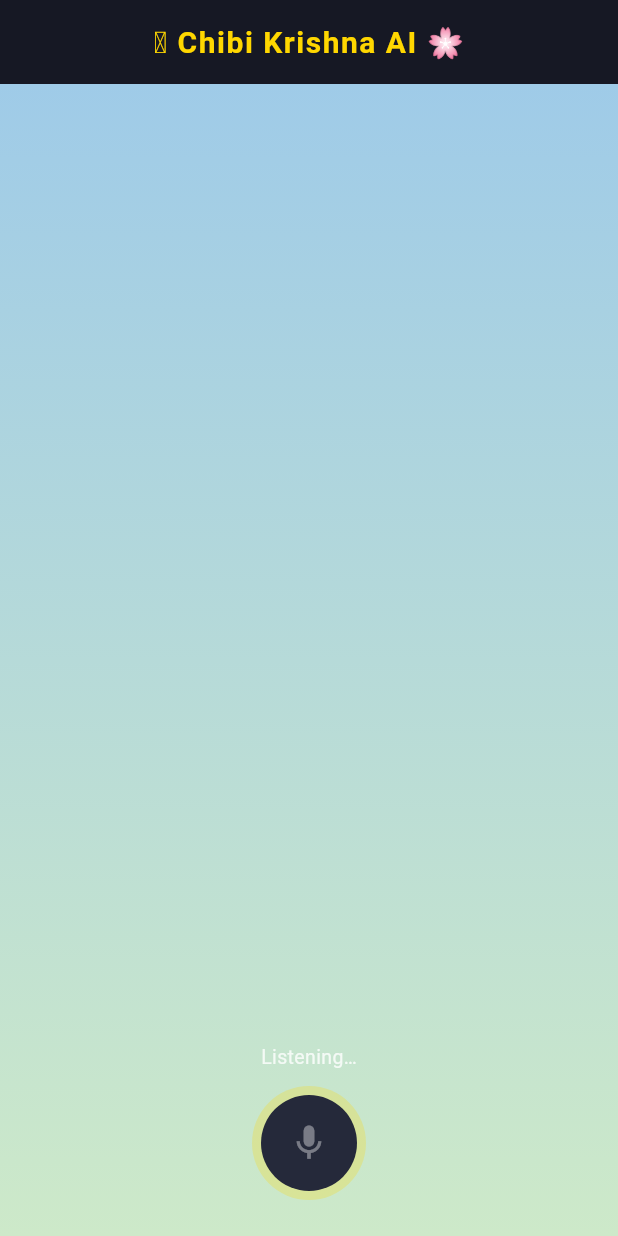
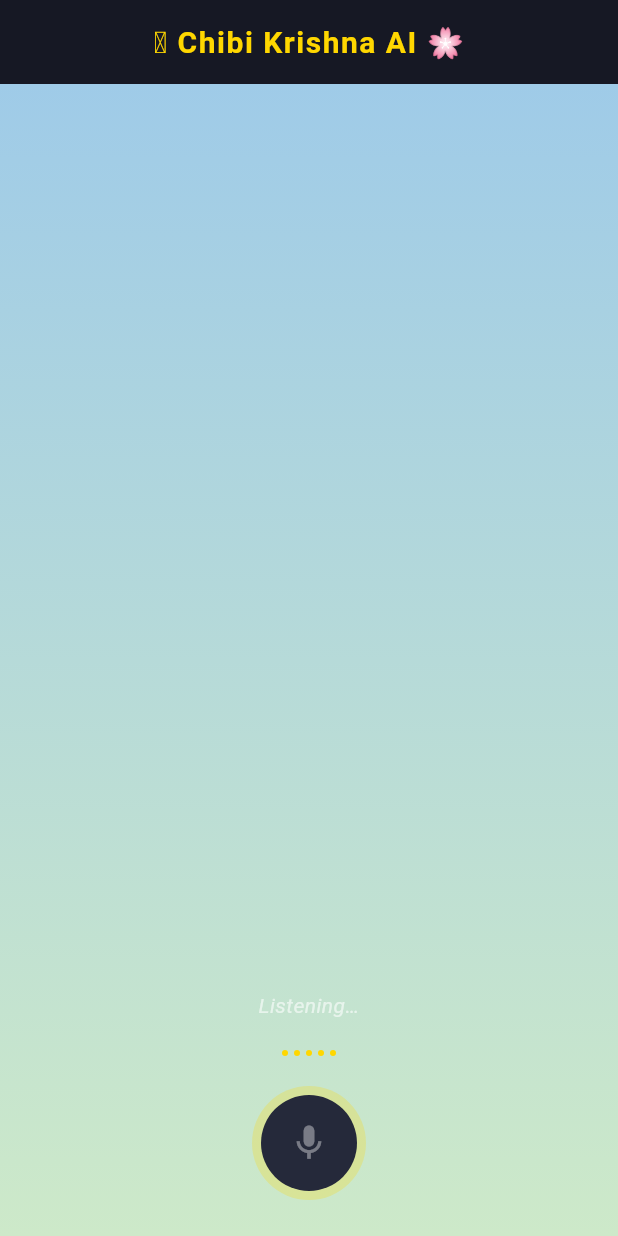
Before and after one commit to Vageshwar/chibi-krishna, a Flutter app: the screen it shows after launch, after a tap on the "mic none" icon, on a phone screen of 412 x 824 dp. Run offline on Flutter 3.47's test engine with Material 3 defaults, Android fonts, the phone set to English and light mode, and no system bars; our stand-ins replace equatable, flutter_bloc, flutter_dotenv, flutter_tts, just_audio, rive and 1 more; statements that could not run were skipped.

Commit message:
feat(mvp-05): live captions + mic equalizer while listening
speech_to_text was already forcing partialResults=true internally
(since pauseFor is set) but the app discarded every partial result and
only used the final one. Now SpeechService.listen() also surfaces
partial results and raw sound-level readings via new optional
callbacks, wired through ConversationCubit into two new
ConversationState fields (liveTranscript, micLevel) and rendered in
main.dart: live caption text under the mic button while listening, plus
a small animated equalizer driven by mic level for instant "it's
recording" feedback before any words are recognized.

Auto-stop-after-silence was already working via the existing pauseFor:
3s setting - no change needed there, just needed to surface what was
already happening to the UI.

Co-Authored-By: Claude Sonnet 5 <noreply@anthropic.com>

```diff
--- a/lib/features/oracle/data/speech_service.dart
+++ b/lib/features/oracle/data/speech_service.dart
@@ -46,8 +46,16 @@ class SpeechService {
 
   /// Starts one listening turn. [onFinalResult] fires once, with the final
   /// transcript (empty string if the recognizer heard nothing) — the pause
-  /// that ends the turn is speech_to_text's own pauseFor detection.
-  Future<void> listen({required void Function(String text) onFinalResult}) async {
+  /// that ends the turn is speech_to_text's own pauseFor detection (3s of
+  /// silence auto-finalizes, with a 20s hard cap either way).
+  /// [onPartialResult] fires repeatedly while listening, for live captions.
+  /// [onSoundLevel] fires with a raw (platform-dependent, roughly-dB) level
+  /// while listening, for a "something is being recorded" visual.
+  Future<void> listen({
+    required void Function(String text) onFinalResult,
+    void Function(String text)? onPartialResult,
+    void Function(double level)? onSoundLevel,
+  }) async {
     if (!_isAvailable) {
       onFinalResult('');
       return;
@@ -56,8 +64,11 @@ class SpeechService {
       onResult: (result) {
         if (result.finalResult) {
           onFinalResult(result.recognizedWords.trim());
+        } else {
+          onPartialResult?.call(result.recognizedWords.trim());
         }
       },
+      onSoundLevelChange: onSoundLevel,
       listenOptions: SpeechListenOptions(
         localeId: _selectedLocaleId,
         listenFor: const Duration(seconds: 20),
--- a/lib/features/oracle/presentation/cubit/conversation_cubit.dart
+++ b/lib/features/oracle/presentation/cubit/conversation_cubit.dart
@@ -43,13 +43,31 @@ class ConversationCubit extends Cubit<ConversationState> {
       return;
     }
 
-    emit(state.copyWith(isBusy: true, isListening: true));
+    emit(state.copyWith(isBusy: true, isListening: true, liveTranscript: '', micLevel: 0.0));
     _stageCubit.setAnimationState(ChibiAnimationState.listening);
-    await _speechService.listen(onFinalResult: _handleFinalTranscript);
+    await _speechService.listen(
+      onFinalResult: _handleFinalTranscript,
+      onPartialResult: _handlePartialTranscript,
+      onSoundLevel: _handleSoundLevel,
+    );
+  }
+
+  void _handlePartialTranscript(String text) {
+    if (!state.isListening) return;
+    emit(state.copyWith(liveTranscript: text));
+  }
+
+  void _handleSoundLevel(double level) {
+    if (!state.isListening) return;
+    // Raw level is a platform-dependent, roughly-dB scale (commonly ~-2 to
+    // ~10) — normalized here purely for a decorative equalizer, not measured
+    // for accuracy.
+    final normalized = ((level + 2) / 12).clamp(0.0, 1.0);
+    emit(state.copyWith(micLevel: normalized));
   }
 
   Future<void> _handleFinalTranscript(String text) async {
-    emit(state.copyWith(isListening: false, lastTranscript: text));
+    emit(state.copyWith(isListening: false, lastTranscript: text, liveTranscript: '', micLevel: 0.0));
 
     if (text.trim().isEmpty) {
       final tries = state.emptyTryCount + 1;
--- a/lib/features/oracle/presentation/cubit/conversation_state.dart
+++ b/lib/features/oracle/presentation/cubit/conversation_state.dart
@@ -11,6 +11,13 @@ class ConversationState extends Equatable {
   final bool showTextInput;
   final FallbackReason fallbackReason;
 
+  /// Live partial transcript while listening — cleared once the turn ends.
+  final String liveTranscript;
+
+  /// Raw mic sound level while listening (platform-dependent scale, roughly
+  /// dB), for a "something is being recorded" visual. 0 when not listening.
+  final double micLevel;
+
   const ConversationState({
     this.isBusy = false,
     this.isListening = false,
@@ -19,6 +26,8 @@ class ConversationState extends Equatable {
     this.emptyTryCount = 0,
     this.showTextInput = false,
     this.fallbackReason = FallbackReason.none,
+    this.liveTranscript = '',
+    this.micLevel = 0.0,
   });
 
   ConversationState copyWith({
@@ -29,6 +38,8 @@ class ConversationState extends Equatable {
     int? emptyTryCount,
     bool? showTextInput,
     FallbackReason? fallbackReason,
+    String? liveTranscript,
+    double? micLevel,
   }) {
     return ConversationState(
       isBusy: isBusy ?? this.isBusy,
@@ -38,6 +49,8 @@ class ConversationState extends Equatable {
       emptyTryCount: emptyTryCount ?? this.emptyTryCount,
       showTextInput: showTextInput ?? this.showTextInput,
       fallbackReason: fallbackReason ?? this.fallbackReason,
+      liveTranscript: liveTranscript ?? this.liveTranscript,
+      micLevel: micLevel ?? this.micLevel,
     );
   }
 
@@ -50,5 +63,7 @@ class ConversationState extends Equatable {
         emptyTryCount,
         showTextInput,
         fallbackReason,
+        liveTranscript,
+        micLevel,
       ];
 }
--- a/lib/main.dart
+++ b/lib/main.dart
@@ -145,6 +145,8 @@ class _HomeScreenState extends State<HomeScreen> {
                 return _MicButton(
                   isListening: state.isListening,
                   isBusy: state.isBusy,
+                  liveTranscript: state.liveTranscript,
+                  micLevel: state.micLevel,
                   onTap: () => context.read<ConversationCubit>().startListening(),
                 );
               },
@@ -180,9 +182,17 @@ class _ResponseCard extends StatelessWidget {
 class _MicButton extends StatelessWidget {
   final bool isListening;
   final bool isBusy;
+  final String liveTranscript;
+  final double micLevel;
   final VoidCallback onTap;
 
-  const _MicButton({required this.isListening, required this.isBusy, required this.onTap});
+  const _MicButton({
+    required this.isListening,
+    required this.isBusy,
+    required this.liveTranscript,
+    required this.micLevel,
+    required this.onTap,
+  });
 
   @override
   Widget build(BuildContext context) {
@@ -190,14 +200,25 @@ class _MicButton extends StatelessWidget {
       child: Column(
         mainAxisSize: MainAxisSize.min,
         children: [
-          if (isListening)
+          if (isListening) ...[
             Padding(
-              padding: const EdgeInsets.only(bottom: 10),
+              padding: const EdgeInsets.symmetric(horizontal: 24, vertical: 4),
               child: Text(
-                'Listening…',
-                style: TextStyle(color: Colors.white.withValues(alpha: 0.8), fontSize: 13),
+                liveTranscript.isEmpty ? 'Listening…' : liveTranscript,
+                style: TextStyle(
+                  color: Colors.white.withValues(alpha: liveTranscript.isEmpty ? 0.6 : 1.0),
+                  fontSize: 14,
+                  fontStyle: liveTranscript.isEmpty ? FontStyle.italic : FontStyle.normal,
+                ),
+                textAlign: TextAlign.center,
+                maxLines: 2,
+                overflow: TextOverflow.ellipsis,
               ),
             ),
+            const SizedBox(height: 6),
+            _Equalizer(level: micLevel),
+            const SizedBox(height: 10),
+          ],
           // Mic-glow overlay per MVP-02: listening feedback is UI-only, not a
           // dedicated Rive pose.
           AnimatedContainer(
@@ -227,6 +248,44 @@ class _MicButton extends StatelessWidget {
               ),
             ),
           ),
+        ],
+      ),
+    );
+  }
+}
+
+/// Simple "something is being recorded" indicator, driven by raw mic sound
+/// level (see SpeechService.listen's onSoundLevel) — gives instant feedback
+/// the mic is live even before speech_to_text has recognized any words yet,
+/// complementing the live-caption text above it.
+class _Equalizer extends StatelessWidget {
+  final double level; // normalized 0..1
+
+  const _Equalizer({required this.level});
+
+  static const _barMultipliers = [0.5, 0.85, 1.0, 0.7, 0.45];
+
+  @override
+  Widget build(BuildContext context) {
+    return SizedBox(
+      height: 24,
+      child: Row(
+        mainAxisSize: MainAxisSize.min,
+        children: [
+          for (final multiplier in _barMultipliers)
+            Padding(
+              padding: const EdgeInsets.symmetric(horizontal: 2),
+              child: AnimatedContainer(
+                duration: const Duration(milliseconds: 120),
+                curve: Curves.easeOut,
+                width: 4,
+                height: 4 + (20 * level * multiplier).clamp(0.0, 20.0),
+                decoration: BoxDecoration(
+                  color: const Color(0xFFFFD700),
+                  borderRadius: BorderRadius.circular(2),
+                ),
+              ),
+            ),
         ],
       ),
     );
```
